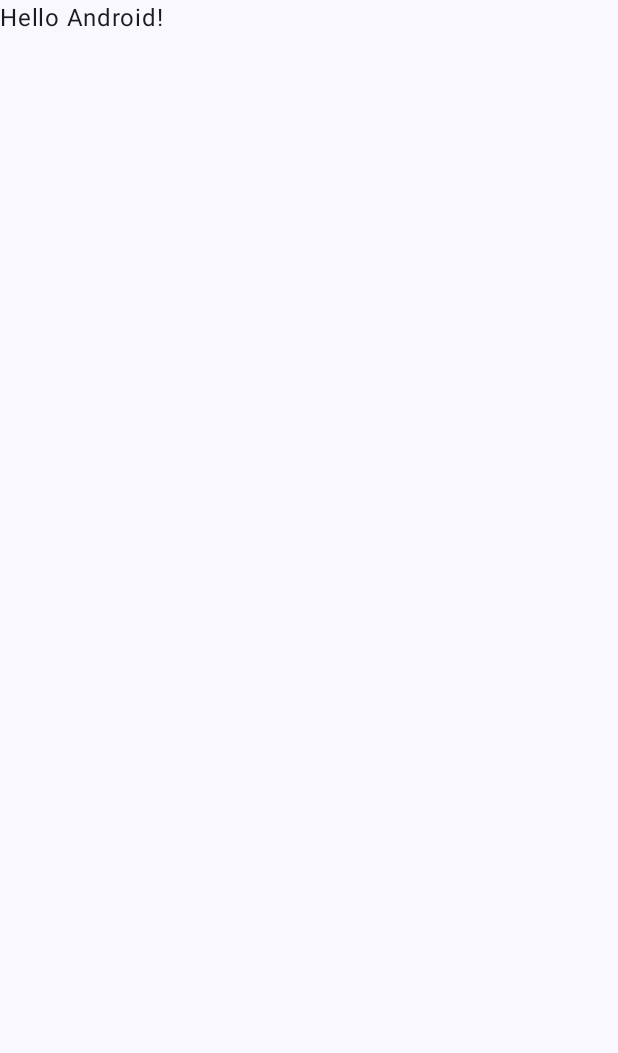
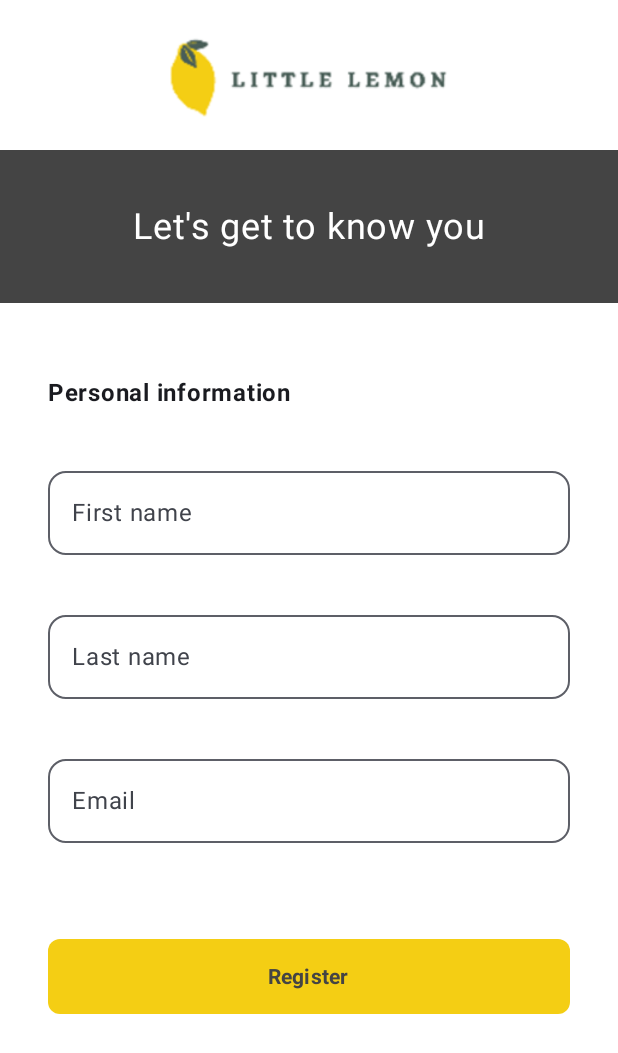
Before and after one commit to jrgavilanes/little-lemon-capstone, an Android app built with Jetpack Compose: the screen it shows after launch (MainActivity), on a phone screen of 412 x 824 dp. Before the commit the part shown is almost empty. Shown: the top 1053 px of the screen. Run offline under Robolectric (Android 15) with nearby library versions, the phone set to English and light mode, and no system bars.

Commit message:
add onboarding screen

```diff
--- a/app/src/main/java/com/example/little_lemon_capstone/MainActivity.kt
+++ b/app/src/main/java/com/example/little_lemon_capstone/MainActivity.kt
@@ -4,13 +4,40 @@ import android.os.Bundle
 import androidx.activity.ComponentActivity
 import androidx.activity.compose.setContent
 import androidx.activity.enableEdgeToEdge
+import androidx.compose.foundation.Image
+import androidx.compose.foundation.background
+import androidx.compose.foundation.layout.Arrangement
+import androidx.compose.foundation.layout.Box
+import androidx.compose.foundation.layout.Column
+import androidx.compose.foundation.layout.Spacer
 import androidx.compose.foundation.layout.fillMaxSize
+import androidx.compose.foundation.layout.fillMaxWidth
+import androidx.compose.foundation.layout.height
 import androidx.compose.foundation.layout.padding
+import androidx.compose.foundation.layout.size
+import androidx.compose.foundation.shape.CornerSize
+import androidx.compose.foundation.shape.RoundedCornerShape
+import androidx.compose.foundation.text.KeyboardOptions
+import androidx.compose.material3.Button
+import androidx.compose.material3.ButtonDefaults
+import androidx.compose.material3.OutlinedTextField
 import androidx.compose.material3.Scaffold
 import androidx.compose.material3.Text
 import androidx.compose.runtime.Composable
+import androidx.compose.runtime.getValue
+import androidx.compose.runtime.mutableStateOf
+import androidx.compose.runtime.remember
+import androidx.compose.runtime.setValue
+import androidx.compose.ui.Alignment
 import androidx.compose.ui.Modifier
+import androidx.compose.ui.graphics.Color
+import androidx.compose.ui.res.colorResource
+import androidx.compose.ui.res.painterResource
+import androidx.compose.ui.text.font.FontWeight
+import androidx.compose.ui.text.input.KeyboardType
 import androidx.compose.ui.tooling.preview.Preview
+import androidx.compose.ui.unit.dp
+import androidx.compose.ui.unit.sp
 import com.example.little_lemon_capstone.ui.theme.LittlelemoncapstoneTheme
 
 class MainActivity : ComponentActivity() {
@@ -19,11 +46,16 @@ class MainActivity : ComponentActivity() {
         enableEdgeToEdge()
         setContent {
             LittlelemoncapstoneTheme {
-                Scaffold(modifier = Modifier.fillMaxSize()) { innerPadding ->
-                    Greeting(
-                        name = "Android",
-                        modifier = Modifier.padding(innerPadding)
-                    )
+                Scaffold(
+                    modifier = Modifier
+                        .fillMaxSize()
+                        .background(Color.White)
+                ) { innerPadding ->
+//                    Greeting(
+//                        name = "Android",
+//                        modifier = Modifier.padding(innerPadding)
+//                    )
+                    OnboardingScreen(modifier = Modifier.padding(innerPadding))
                 }
             }
         }
@@ -45,3 +77,107 @@ fun GreetingPreview() {
         Greeting("Android")
     }
 }
+
+
+@Composable
+fun OnboardingScreen(modifier: Modifier) {
+    var firstName by remember { mutableStateOf("") }
+    var lastName by remember { mutableStateOf("") }
+    var email by remember { mutableStateOf("") }
+
+    Column(
+        modifier = modifier
+            .fillMaxSize()
+            .padding(0.dp)
+            .background(Color.White),
+        horizontalAlignment = Alignment.CenterHorizontally,
+        verticalArrangement = Arrangement.Top
+    ) {
+
+        Image(
+            painter = painterResource(id = R.drawable.logo),
+            contentDescription = "Logo",
+            modifier = Modifier
+                .size(height = 100.dp, width = 200.dp)
+                .align(Alignment.CenterHorizontally)
+        )
+
+        Box(
+            modifier = Modifier
+                .fillMaxWidth()
+                .background(Color.DarkGray)
+                .height(102.dp)
+        ) {
+            Text(
+                modifier = Modifier.align(Alignment.Center),
+                text = "Let's get to know you",
+                fontSize = 24.sp,
+                color = Color.White,
+            )
+        }
+
+        Column(
+            modifier = Modifier
+                .fillMaxWidth()
+                .padding(32.dp)
+                .background(Color.White)
+        ) {
+
+            Spacer(modifier = Modifier.height(16.dp))
+
+            Text(text = "Personal information", fontWeight = FontWeight.Bold)
+
+            Spacer(modifier = Modifier.height(32.dp))
+
+            OutlinedTextField(
+                value = firstName,
+                onValueChange = { firstName = it },
+                label = { Text("First name") },
+                modifier = Modifier.fillMaxWidth(),
+                singleLine = true,
+                shape = RoundedCornerShape(12.dp),
+            )
+
+            Spacer(modifier = Modifier.height(32.dp))
+
+            OutlinedTextField(
+                value = lastName,
+                onValueChange = { lastName = it },
+                label = { Text("Last name") },
+                modifier = Modifier.fillMaxWidth(),
+                singleLine = true,
+                shape = RoundedCornerShape(12.dp),
+            )
+
+            Spacer(modifier = Modifier.height(32.dp))
+
+            // Email TextField
+            OutlinedTextField(
+                value = email,
+                onValueChange = { email = it },
+                label = { Text("Email") },
+                modifier = Modifier.fillMaxWidth(),
+                keyboardOptions = KeyboardOptions(keyboardType = KeyboardType.Email),
+                singleLine = true,
+                shape = RoundedCornerShape(12.dp),
+            )
+
+
+            Spacer(modifier = Modifier.height(64.dp))
+
+            // Register Button
+            Button(modifier = Modifier
+                .fillMaxWidth()
+                .height(50.dp),
+                colors = ButtonDefaults.buttonColors(containerColor = colorResource(id = R.color.my_yellow)), // Color amarillo de fondo
+                shape = RoundedCornerShape(corner = CornerSize(8.dp)),
+                onClick = {
+                    // Acción cuando el botón es presionado, por ejemplo, validar o navegar a otra pantalla
+                }) {
+                Text(text = "Register", color = Color.DarkGray, fontWeight = FontWeight.Bold)
+            }
+
+        }
+
+    }
+}
--- a/app/src/main/res/values/colors.xml
+++ b/app/src/main/res/values/colors.xml
@@ -7,4 +7,5 @@
     <color name="teal_700">#FF018786</color>
     <color name="black">#FF000000</color>
     <color name="white">#FFFFFFFF</color>
+    <color name="my_yellow">#FFf4ce14</color>
 </resources>
```
Also changed, not shown: app/src/main/res/drawable/logo.png (added).
